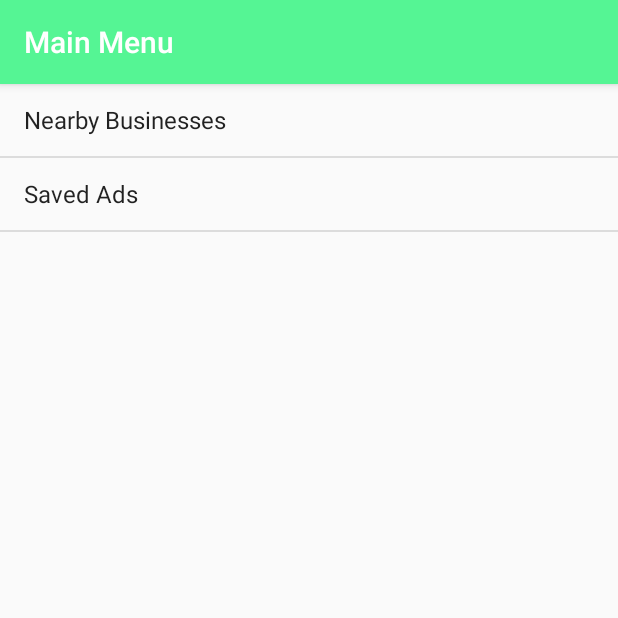
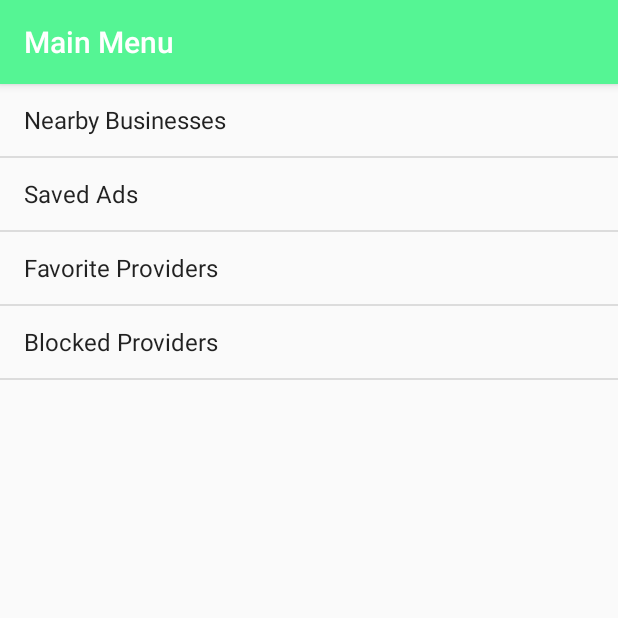
Before and after one commit to PromoPass/promopass.github.io, an Android app: the screen it shows after launch (MainActivity), on a phone screen of 412 x 824 dp, the top half of it. Run offline under Robolectric (Android 15) with nearby library versions, the phone set to English and light mode, and no system bars; libraries missing offline, so code that uses them is left out: com.squareup.okhttp; 8 statements that could not run were skipped.

Commit message:
Merge remote-tracking branch 'origin/master'
# Conflicts:
#	PromoPass/app/src/main/java/nmotion/promopass/ListNearbyProviders.java
#	PromoPass/app/src/main/java/nmotion/promopass/ViewAd.java

```diff
--- a/PromoPass/app/src/main/java/nmotion/promopass/MainActivity.java
+++ b/PromoPass/app/src/main/java/nmotion/promopass/MainActivity.java
@@ -30,6 +30,8 @@ public class MainActivity extends AppCompatActivity {
 
         mainList.add("Nearby Businesses");
         mainList.add("Saved Ads");
+        mainList.add("Favorite Providers");
+        mainList.add("Blocked Providers");
 
 
         mainListView.setOnItemClickListener(new AdapterView.OnItemClickListener() {
@@ -43,6 +45,9 @@ public class MainActivity extends AppCompatActivity {
                     case 1:
                         intent = new Intent(view.getContext(), ListSavedAds.class);
                         break;
+                    case 2:
+                        //intent = new Intent(view.getContext(), FavoriteProviders.class);
+                        break;
                 }
                 startActivity(intent);
             }
```
